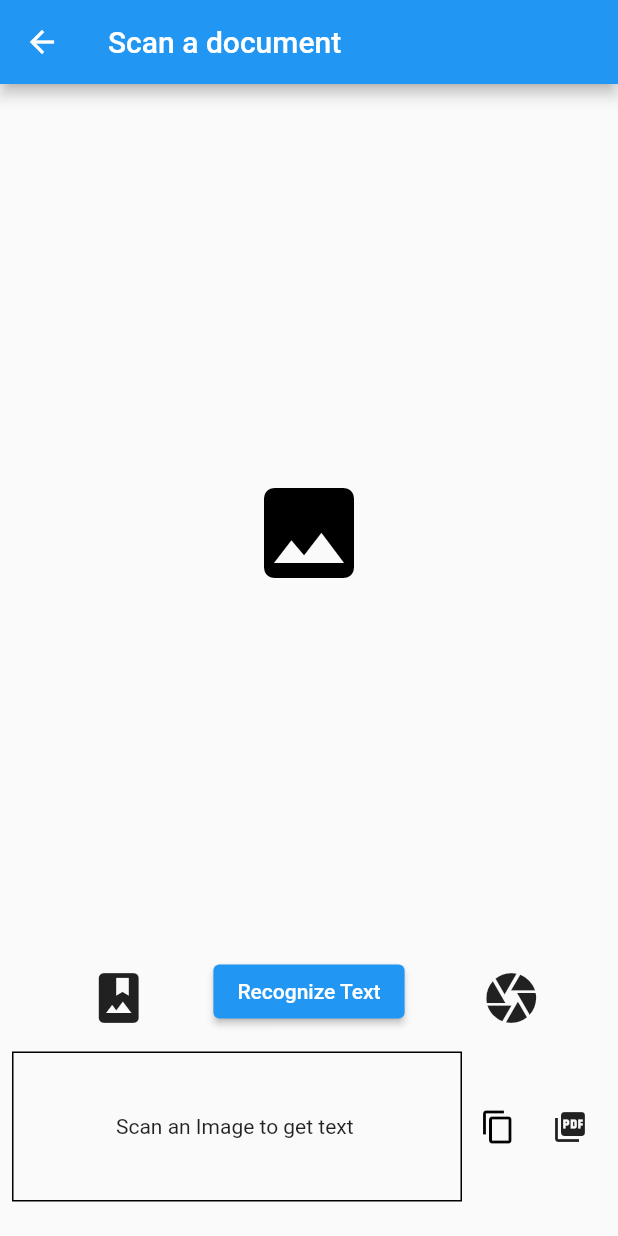
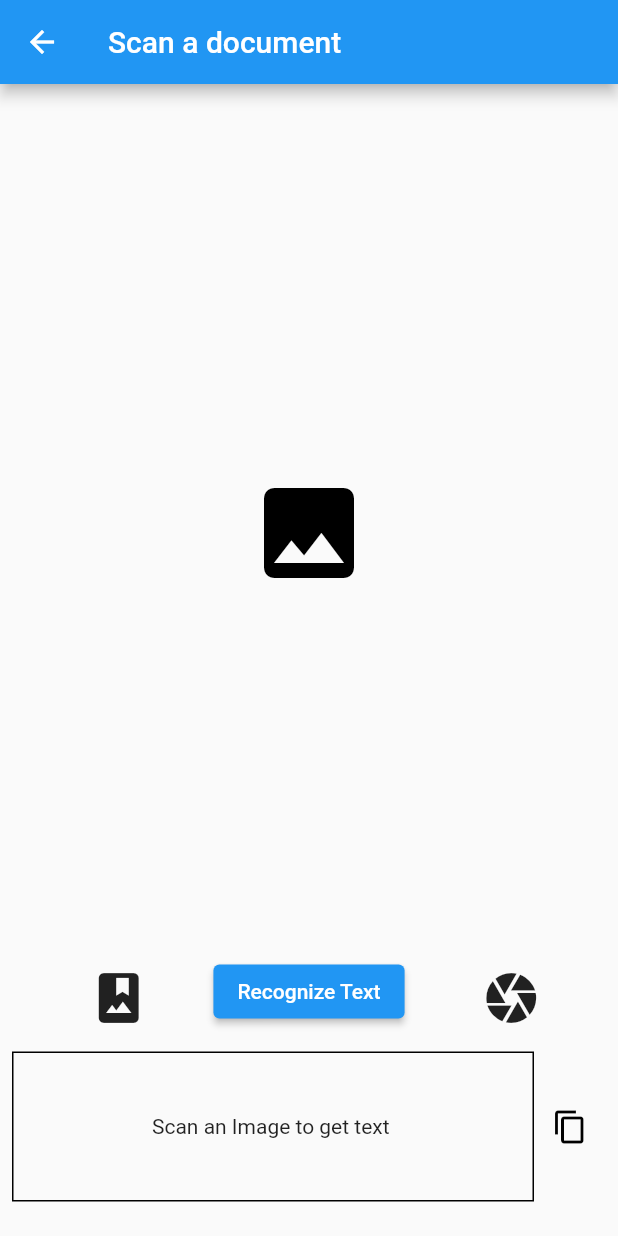
Before and after one commit to patilmehul/Scan-It, a Flutter app: the OCR screen opened directly, on a phone screen of 412 x 824 dp. Run offline on Flutter 3.47's test engine with Material 2 defaults, Android fonts, the phone set to English and light mode, and no system bars; our stand-ins replace cloud_firestore, firebase_auth, firebase_core, firebase_storage, fluttertoast, google_sign_in and 2 more; missing offline and left inert: clipboard, firebase_ml_vision; accounts and stored records are empty.

Commit message:
modified: ocr widgets

```diff
--- a/lib/pdfmaker.dart
+++ b/lib/pdfmaker.dart
@@ -7,7 +7,7 @@ import 'package:fluttertoast/fluttertoast.dart';
 import 'package:pdf/pdf.dart';
 import 'package:pdf/widgets.dart' as pw;
 
-Future<void> generatePDF(String text) async {
+Future<void> generatePDF(String text, File image) async {
   final document = pw.Document();
   document.addPage(
     pw.Page(
--- a/lib/text_ocr/ocr.dart
+++ b/lib/text_ocr/ocr.dart
@@ -1,5 +1,5 @@
 import 'package:flutter/material.dart';
-import 'package:scan_it/text_ocr/widgets/text_rec_widget.dart';
+import 'package:scan_it/text_ocr/widgets/ocr_widgets.dart';
 
 
 class OCR extends StatefulWidget {
--- a/lib/text_ocr/widgets/text_rec_widget.dart
+++ b/lib/text_ocr/widgets/ocr_widgets.dart
@@ -5,8 +5,6 @@ import 'package:flutter/material.dart';
 import 'package:fluttertoast/fluttertoast.dart';
 import 'package:image_picker/image_picker.dart';
 import 'package:scan_it/text_ocr/api/api.dart';
-import 'package:scan_it/text_ocr/widgets/text_area_widget.dart';
-
 
 import 'control_widgets.dart';
 
@@ -21,36 +19,16 @@ class TextRecognitionWidget extends StatefulWidget {
 
 class _TextRecognitionWidgetState extends State<TextRecognitionWidget> {
   String text = '';
-  File f=File('images/dummy.jpeg');
+  File f = File('images/dummy.jpeg');
   File image = File('images/dummy.jpeg');
 
   bool isEmpty = true;
 
-  @override
-  Widget build(BuildContext context) => Expanded(
-    child: Column(
-      children: [
-        Expanded(child: buildImage()),
-        const SizedBox(height: 16),
-        ControlsWidget(
-          onClickedPickImage: pickImage,
-          onClickedScanText: scanText,
-          onClickedPickImageGallery: pickImageGallery,
-        ),
-        const SizedBox(height: 16),
-        TextAreaWidget(
-          text: text,
-          onClickedCopy: copyToClipboard,
-        ),
-      ],
-    ),
-  );
-
   Widget buildImage() => Container(
-    child: !isEmpty
-        ? Image.file(image)
-        : Icon(Icons.photo, size: 80, color: Colors.black),
-  );
+        child: !isEmpty
+            ? Image.file(image)
+            : Icon(Icons.photo, size: 80, color: Colors.black),
+      );
 
   Future pickImage() async {
     final file = await ImagePicker().getImage(source: ImageSource.camera);
@@ -68,7 +46,8 @@ class _TextRecognitionWidgetState extends State<TextRecognitionWidget> {
     showDialog(
       builder: (context) => Center(
         child: CircularProgressIndicator(),
-      ), context: context,
+      ),
+      context: context,
     );
 
     final text = await FirebaseMLApi.recogniseText(image);
@@ -102,4 +81,41 @@ class _TextRecognitionWidgetState extends State<TextRecognitionWidget> {
       text = newText;
     });
   }
+
+  @override
+  Widget build(BuildContext context) => Expanded(
+        child: Column(
+          children: [
+            Expanded(child: buildImage()),
+            const SizedBox(height: 16),
+            ControlsWidget(
+              onClickedPickImage: pickImage,
+              onClickedScanText: scanText,
+              onClickedPickImageGallery: pickImageGallery,
+            ),
+            const SizedBox(height: 16),
+            Row(
+              children: [
+                Expanded(
+                  child: Container(
+                    height: 100,
+                    decoration: BoxDecoration(border: Border.all()),
+                    padding: EdgeInsets.all(8),
+                    alignment: Alignment.center,
+                    child: SelectableText(
+                      text.isEmpty ? 'Scan an Image to get text' : text,
+                      textAlign: TextAlign.center,
+                    ),
+                  ),
+                ),
+                IconButton(
+                  icon: Icon(Icons.copy, color: Colors.black),
+                  color: Colors.grey[200],
+                  onPressed: copyToClipboard,
+                ),
+              ],
+            )
+          ],
+        ),
+      );
 }
--- a/lib/text_ocr/widgets/text_area_widget.dart
+++ b/lib/text_ocr/widgets/text_area_widget.dart
@@ -1,41 +1,41 @@
-import 'package:flutter/material.dart';
-import 'package:scan_it/pdfmaker.dart';
+// import 'package:flutter/material.dart';
+// import 'package:scan_it/pdfmaker.dart';
 
-class TextAreaWidget extends StatelessWidget {
-  final String text;
-  final VoidCallback onClickedCopy;
+// class TextAreaWidget extends StatelessWidget {
+//   final String text;
+//   final VoidCallback onClickedCopy;
 
-  const TextAreaWidget({
-    required this.text,
-    required this.onClickedCopy,
-    Key? key,
-  }) : super(key: key);
+//   const TextAreaWidget({
+//     required this.text,
+//     required this.onClickedCopy,
+//     Key? key,
+//   }) : super(key: key);
 
-  @override
-  Widget build(BuildContext context) => Row(
-    children: [
-      Expanded(
-        child: Container(
-          height: 100,
-          decoration: BoxDecoration(border: Border.all()),
-          padding: EdgeInsets.all(8),
-          alignment: Alignment.center,
-          child: SelectableText(
-            text.isEmpty ? 'Scan an Image to get text' : text,
-            textAlign: TextAlign.center,
-          ),
-        ),
-      ),
-      IconButton(
-        icon: Icon(Icons.copy, color: Colors.black),
-        color: Colors.grey[200],
-        onPressed: onClickedCopy,
-      ),
-      IconButton(
-        onPressed: () async {
-          await generatePDF(text);
-        },
-        icon: Icon(Icons.picture_as_pdf),),
-    ],
-  );
-}
+//   @override
+//   Widget build(BuildContext context) => Row(
+//     children: [
+//       Expanded(
+//         child: Container(
+//           height: 100,
+//           decoration: BoxDecoration(border: Border.all()),
+//           padding: EdgeInsets.all(8),
+//           alignment: Alignment.center,
+//           child: SelectableText(
+//             text.isEmpty ? 'Scan an Image to get text' : text,
+//             textAlign: TextAlign.center,
+//           ),
+//         ),
+//       ),
+//       IconButton(
+//         icon: Icon(Icons.copy, color: Colors.black),
+//         color: Colors.grey[200],
+//         onPressed: onClickedCopy,
+//       ),
+//       IconButton(
+//         onPressed: (){
+//           generatePDF(text,im);
+//         },
+//         icon: Icon(Icons.picture_as_pdf),),
+//     ],
+//   );
+// }
--- a/pubspec.yaml
+++ b/pubspec.yaml
@@ -40,6 +40,7 @@ dependencies:
   cupertino_icons: ^1.0.3
   pdf: ^3.6.0
   path_provider: ^2.0.5
+  path: ^1.8.0
 
 dev_dependencies:
   flutter_test:
```
Also changed, not shown: pubspec.lock.
